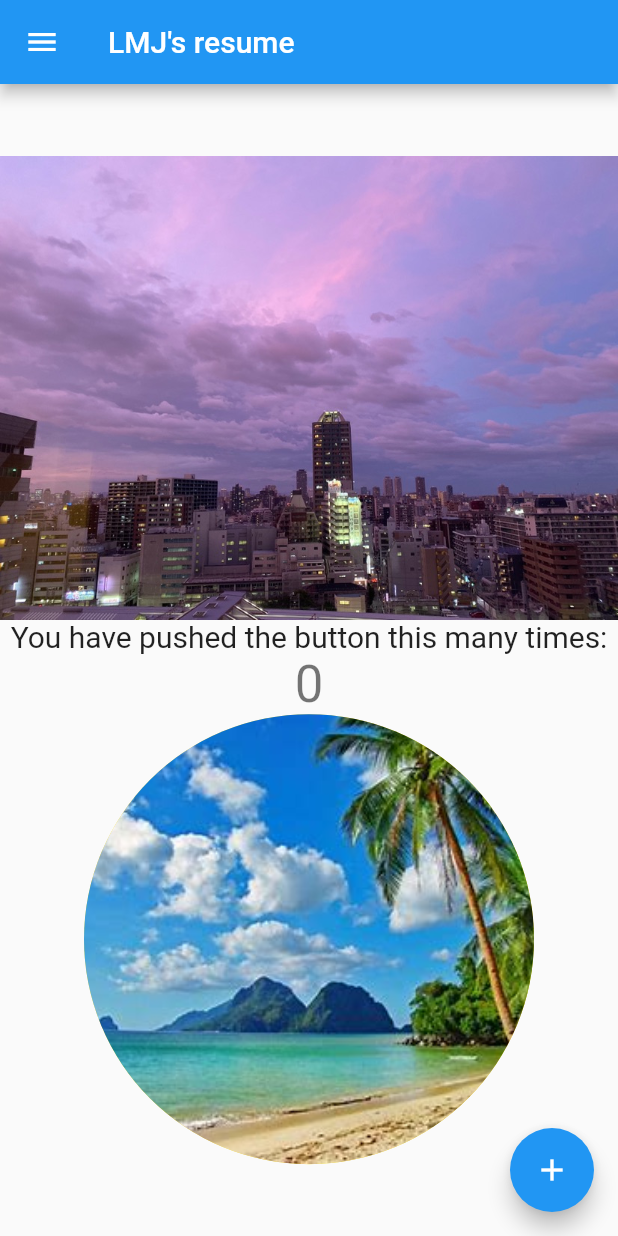
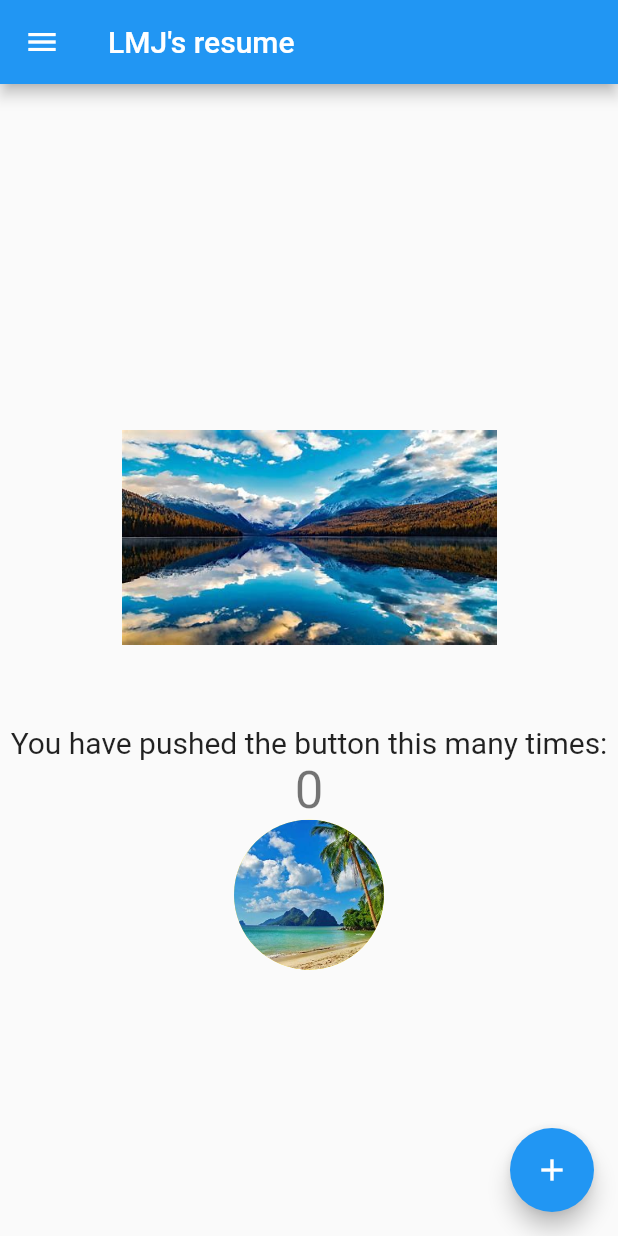
Before and after one commit to lumeijin/dadada, a Flutter app: the screen it shows after launch, on a phone screen of 412 x 824 dp. Run offline on Flutter 3.47's test engine with Material 2 defaults, Android fonts, the phone set to English and light mode, and no system bars.

```diff
--- a/lib/main.dart
+++ b/lib/main.dart
@@ -85,7 +85,7 @@ class _MyHomePageState extends State<MyHomePage> {
           //
           // Invoke "debug painting" (press "p" in the console, choose the
           // "Toggle Debug Paint" action from the Flutter Inspector in Android
-          // Studio, or the "Toggle Debug Paint" command in Visual Studio Code)
+          // Studio, or the "Toggle Debug Paint" command in Visual dStudio Code)
           // to see the wireframe for each widget.
           //
           // Column has various properties to control how it sizes itself and
@@ -96,9 +96,10 @@ class _MyHomePageState extends State<MyHomePage> {
           mainAxisAlignment: MainAxisAlignment.center,
           children: <Widget>[
             Image.asset(
-              'images/pic1.jpg',
-              fit: BoxFit.cover,
-            ),
+                  "images/pic4.jpg",
+                  width: 250,
+                  height: 250,
+                ),
             const Text(
               'You have pushed the button this many times:',
               style: TextStyle(
@@ -111,15 +112,13 @@ class _MyHomePageState extends State<MyHomePage> {
               style: Theme.of(context).textTheme.headline4,
             ),
             Container(
-              width: 300.0,
-              height: 300.0,
+              width: 100.0,
+              height: 100.0,
               decoration: BoxDecoration(
                 color: Colors.yellow,
-                borderRadius: BorderRadius.circular(150),
+                borderRadius: BorderRadius.circular(100),
                 image: const DecorationImage(
-                    image: AssetImage(
-                        'images/pic5.jpg'),
-                    fit: BoxFit.cover),
+                    image: AssetImage('images/pic5.jpg'), fit: BoxFit.cover),
               ),
             ),
           ],
@@ -140,13 +139,14 @@ class _MyHomePageState extends State<MyHomePage> {
                 style: TextStyle(
                     fontSize: 40.0,
                     fontWeight: FontWeight.bold,
-                    color: Color.fromRGBO(255, 75, 75, 0.9)),
+                    color: Colors.blue),
               ),
               decoration: BoxDecoration(
                 color: Colors.blue,
                 image: DecorationImage(
-                    image: NetworkImage(
-                        "https://img.zcool.cn/community/pic3.jpg")),
+                  image: NetworkImage(
+                      "https://www.yulumi.cn/gl/uploads/allimg/201128/161H4HI-2.jpg"),
+                ),
               ),
             ),
             ListTile(
```
Also changed, not shown: pubspec.yaml (+1 -7 lines), images/ys1.png (added), images/ys10.png (added), images/ys11.png (added), images/ys12.png (added), images/ys13.png (added), images/ys14.png (added), images/ys15.png (added), images/ys16.png (added), images/ys17.png (added), images/ys18.png (added), images/ys2.png (added), images/ys3.png (added), images/ys4.png (added), 5 more files.
